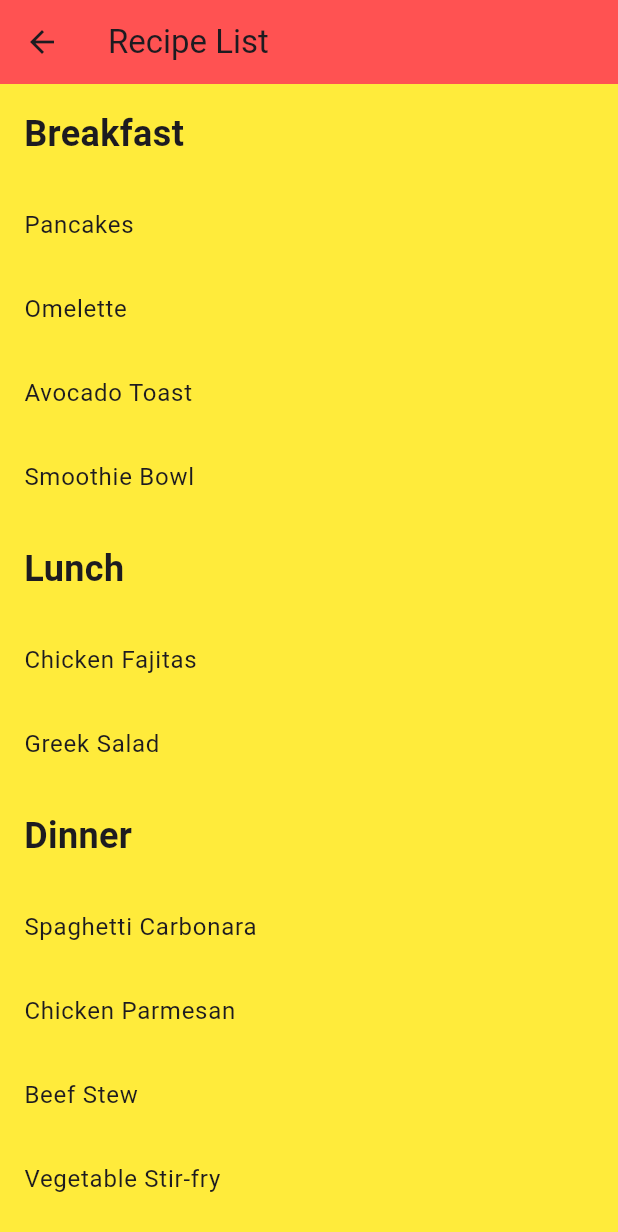
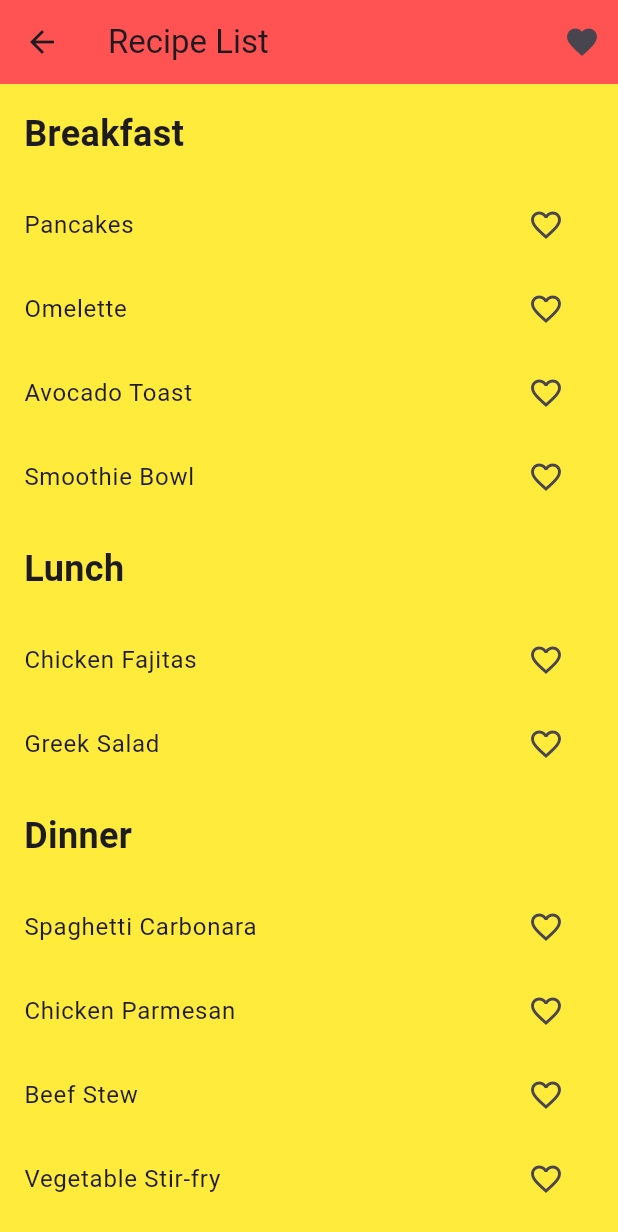
Before and after one commit to dhogan7/Project1, a Flutter app: the screen it shows after launch, after a tap on "Recipes", on a phone screen of 412 x 824 dp. Shown: the top 1232 px of the screen. Run offline on Flutter 3.47's test engine with Material 3 defaults, Android fonts, the phone set to English and light mode, and no system bars.

Commit message:
Updated a few files

```diff
--- a/lib/home_screen.dart
+++ b/lib/home_screen.dart
@@ -25,7 +25,7 @@ class HomeScreen extends StatelessWidget {
               onPressed: () {
                 Navigator.push(
                   context,
-                  MaterialPageRoute(builder: (context) => const RecipesScreen()),
+                  MaterialPageRoute(builder: (context) => RecipesScreen()),
                 );
               },
               child: const Text('Recipes'),
--- a/lib/recipes_screen.dart
+++ b/lib/recipes_screen.dart
@@ -1,10 +1,12 @@
 import 'package:flutter/material.dart';
 import 'details_screen.dart';
+import 'favorites_screen.dart';
 
-class RecipesScreen extends StatelessWidget {
-  const RecipesScreen({super.key});
+class RecipesScreen extends StatefulWidget {
+   RecipesScreen({super.key});
 
-  final Map<String, List<Map<String, dynamic>>> recipes = const {
+  // Remove const to make the map mutable
+  final Map<String, List<Map<String, dynamic>>> recipes = {
     'Breakfast': [
       {
         'name': 'Pancakes',
@@ -23,6 +25,7 @@ class RecipesScreen extends StatelessWidget {
           'Eggs',
           'Butter'
         ],
+        'isFavorite': false,
       },
       {
         'name': 'Omelette',
@@ -40,6 +43,7 @@ class RecipesScreen extends StatelessWidget {
           'Vegetables (e.g., bell peppers, onions)',
           'Cooking oil'
         ],
+        'isFavorite': false,
       },
       {
         'name': 'Avocado Toast',
@@ -55,6 +59,7 @@ class RecipesScreen extends StatelessWidget {
           'Pepper',
           'Optional toppings (e.g., tomatoes, poached eggs)'
         ],
+        'isFavorite': false,
       },
       {
         'name': 'Smoothie Bowl',
@@ -69,6 +74,7 @@ class RecipesScreen extends StatelessWidget {
           'Granola',
           'Nuts'
         ],
+        'isFavorite': false,
       },
     ],
     'Lunch': [
@@ -88,6 +94,7 @@ class RecipesScreen extends StatelessWidget {
           'Cooking oil',
           'Seasoning of choice'
         ],
+        'isFavorite': false,
       },
       {
         'name': 'Greek Salad',
@@ -102,6 +109,7 @@ class RecipesScreen extends StatelessWidget {
           'Juice from Lemon',
           'Feta cheese'
         ],
+        'isFavorite': false,
       },
     ],
     'Dinner': [
@@ -120,6 +128,7 @@ class RecipesScreen extends StatelessWidget {
           'Black pepper',
           'Pancetta'
         ],
+        'isFavorite': false,
       },
       {
         'name': 'Chicken Parmesan',
@@ -136,6 +145,7 @@ class RecipesScreen extends StatelessWidget {
           'Mozzarella cheese',
           'Spaghetti'
         ],
+        'isFavorite': false,
       },
       {
         'name': 'Beef Stew',
@@ -153,6 +163,7 @@ class RecipesScreen extends StatelessWidget {
           'Beef broth',
           'Seasonings'
         ],
+        'isFavorite': false,
       },
       {
         'name': 'Vegetable Stir-fry',
@@ -167,46 +178,21 @@ class RecipesScreen extends StatelessWidget {
           'Rice',
           'Cooking oil'
         ],
-      },
-      {
-          'name': 'Greek Salad',
-          'instruction': [
-            'In a large bowl, add the cucumber, tomato, red onion, and bell pepper.',
-            'Toss in the olives and feta cheese.',
-            'Sprinkle with salt, pepper, and oregano.',
-            'Drizzle with olive oil and vinegar (or lemon juice).',
-            'Gently toss everything together.'
-          ],
-          'ingredients': [
-            'Chopped Cucumber',
-            'Large Tomato',
-            'Red Onion',
-            'Green Bell Pepper',
-            'Kalamata Olives',
-            'Feta Cheese',
-            'Salt & Pepper',
-            'Olive oil',
-            'Vinegar or lemon juice',
-            'Oregano'
-          ]
-      },
-      {
-          'name': 'Tacos',
-          'instruction': [
-            'Cook the meat of your choice: Beef or Chicken, for 5-7 minutes.',
-            'Warm the tortillas on a skillets at a low temperature.',
-            'Assemble the tacos with choice of meat and toppings.'
-          ],
-          'ingredients': [
-            'Gorunded Beef or chicken',
-            'Taco Seasoning',
-            'Onion',
-            'Cilantro',
-            'Lime (for juice)'
-          ]
+        'isFavorite': false,
       },
     ],
   };
+
+  @override
+  _RecipesScreenState createState() => _RecipesScreenState();
+}
+
+class _RecipesScreenState extends State<RecipesScreen> {
+  void _toggleFavorite(Map<String, dynamic> recipe) {
+    setState(() {
+      recipe['isFavorite'] = !recipe['isFavorite'];
+    });
+  }
 
   @override
   Widget build(BuildContext context) {
@@ -215,9 +201,27 @@ class RecipesScreen extends StatelessWidget {
       appBar: AppBar(
         backgroundColor: Colors.redAccent,
         title: const Text('Recipe List'),
+        actions: [
+          IconButton(
+            icon: const Icon(Icons.favorite),
+            onPressed: () {
+              final favoriteRecipes = widget.recipes.values
+                  .expand((meal) => meal)
+                  .where((recipe) => recipe['isFavorite'])
+                  .toList();
+              Navigator.push(
+                context,
+                MaterialPageRoute(
+                  builder: (context) => FavoritesScreen(),
+                  settings: RouteSettings(arguments: favoriteRecipes),
+                ),
+              );
+            },
+          ),
+        ],
       ),
       body: ListView(
-        children: recipes.entries.map((entry) {
+        children: widget.recipes.entries.map((entry) {
           final mealType = entry.key;
           final mealRecipes = entry.value;
 
@@ -234,6 +238,13 @@ class RecipesScreen extends StatelessWidget {
               ...mealRecipes.map((recipe) {
                 return ListTile(
                   title: Text(recipe['name']),
+                  trailing: IconButton(
+                    icon: Icon(
+                      recipe['isFavorite'] ? Icons.favorite : Icons.favorite_border,
+                      color: recipe['isFavorite'] ? Colors.red : null,
+                    ),
+                    onPressed: () => _toggleFavorite(recipe),
+                  ),
                   onTap: () {
                     Navigator.push(
                       context,
```
Also changed, not shown: lib/favorites_screen.dart (+4 -37 lines).
